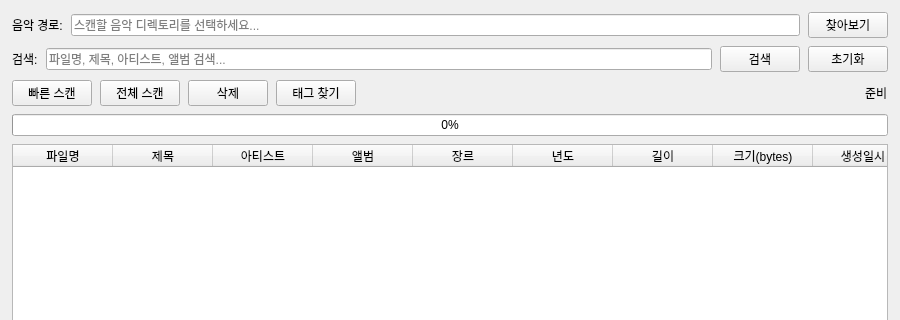
Old version of the form src/main_window.ui in the repository musiren/mp3-archive; both pictures show x 0 to 900 and y 0 to 320 of the 900 by 620 pixel window.
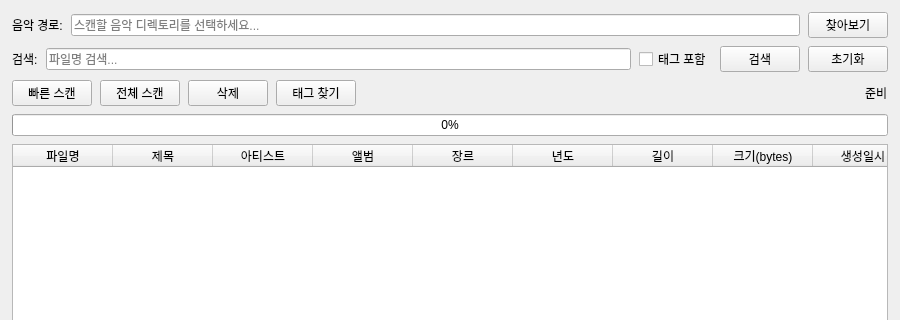
New version of the form.

Commit message:
feat: add checkbox to toggle filename-only vs full-tag search
Add a '태그 포함' checkbox (chk_search_tags) to the search row.
When unchecked (default), search matches only the filename column.
When checked, search also matches title, artist, album, genre, year,
and comment fields.  The checkbox triggers an immediate re-filter.

Add filename_only parameter to Mp3Manager.search() and _search_files().
Update tests: use realistic filenames in search fixtures and add two
tests covering filename_only behaviour.

https://claude.ai/code/session_01YFDPmPzoyxfymLkiNHqsrJ

What changed in the file:
```diff
--- a/src/main_window.ui
+++ b/src/main_window.ui
@@ -90,7 +90,14 @@
       <item>
        <widget class="QLineEdit" name="search_edit">
         <property name="placeholderText">
-         <string>파일명, 제목, 아티스트, 앨범 검색...</string>
+         <string>파일명 검색...</string>
+        </property>
+       </widget>
+      </item>
+      <item>
+       <widget class="QCheckBox" name="chk_search_tags">
+        <property name="text">
+         <string>태그 포함</string>
         </property>
        </widget>
       </item>
```
The commit also changes 4 other files.
